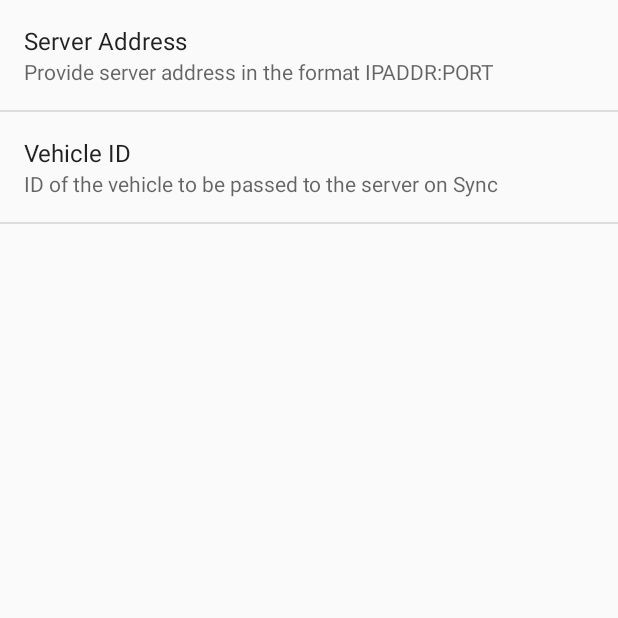
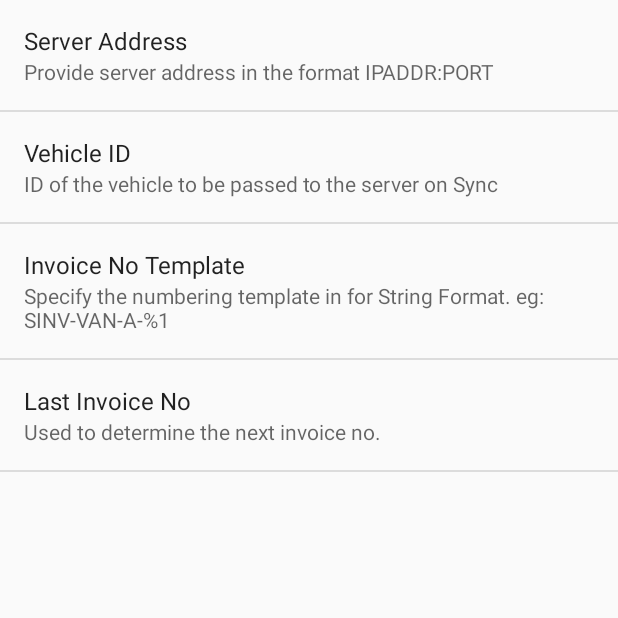
Before and after one commit to fahimalizain/android_van_sales, an Android app: the SettingsActivity screen opened directly, with no data from a screen before it, on a phone screen of 412 x 824 dp, the top half of it. Run offline under Robolectric (Android 15) with nearby library versions, the phone set to English and light mode, and no system bars.

Commit message:
Integer Preference Handler & Refactoring

```diff
--- a/app/src/main/java/com/casualmill/vansales/fragments/BarcodeScanner.java
+++ b/app/src/main/java/com/casualmill/vansales/fragments/BarcodeScanner.java
@@ -5,7 +5,6 @@ import android.Manifest;
 import android.annotation.SuppressLint;
 import android.app.AlertDialog;
 import android.app.Dialog;
-import android.content.Context;
 import android.content.DialogInterface;
 import android.content.Intent;
 import android.content.IntentFilter;
@@ -27,7 +26,7 @@ import com.casualmill.vansales.camera.CameraSourcePreview;
 import com.casualmill.vansales.data.AppDatabase;
 import com.casualmill.vansales.data.DataHelper;
 import com.casualmill.vansales.data.models.Item;
-import com.casualmill.vansales.fragments.support.FragmentLifecycle;
+import com.casualmill.vansales.support.FragmentLifecycle;
 import com.google.android.gms.common.ConnectionResult;
 import com.google.android.gms.common.GoogleApiAvailability;
 import com.google.android.gms.common.api.CommonStatusCodes;
--- a/app/src/main/java/com/casualmill/vansales/fragments/ItemSearchFragment.java
+++ b/app/src/main/java/com/casualmill/vansales/fragments/ItemSearchFragment.java
@@ -20,7 +20,7 @@ import com.casualmill.vansales.R;
 import com.casualmill.vansales.data.AppDatabase;
 import com.casualmill.vansales.data.DataHelper;
 import com.casualmill.vansales.data.models.Item;
-import com.casualmill.vansales.fragments.support.FragmentLifecycle;
+import com.casualmill.vansales.support.FragmentLifecycle;
 import com.google.android.gms.common.api.CommonStatusCodes;
 
 import java.util.ArrayList;
--- a/app/src/main/java/com/casualmill/vansales/fragments/support/FragmentLifecycle.java
+++ b/app/src/main/java/com/casualmill/vansales/support/FragmentLifecycle.java
@@ -1,6 +1,4 @@
-package com.casualmill.vansales.fragments.support;
-
-import android.support.v4.view.ViewPager;
+package com.casualmill.vansales.support;
 
 /**
  * Created by faztp on 18-Dec-17.
--- a/app/src/main/res/xml/preferences.xml
+++ b/app/src/main/res/xml/preferences.xml
@@ -11,4 +11,15 @@
         android:title="Vehicle ID"
         android:key="vehicle_id"
         android:summary="ID of the vehicle to be passed to the server on Sync"/>
+
+
+    <EditTextPreference
+        android:title="Invoice No Template"
+        android:key="invoice_no_template"
+        android:summary="Specify the numbering template in for String Format. eg: SINV-VAN-A-%1"/>
+
+    <com.casualmill.vansales.support.IntegerEditTextPreference
+        android:title="Last Invoice No"
+        android:key="last_invoice_no"
+        android:summary="Used to determine the next invoice no."/>
 </PreferenceScreen>
```
Also changed, not shown: app/src/main/java/com/casualmill/vansales/activities/ItemSearchActivity.java (+1 -30 lines), app/src/main/java/com/casualmill/vansales/support/IntegerEditTextPreference.java (added, +34 -0 lines).
